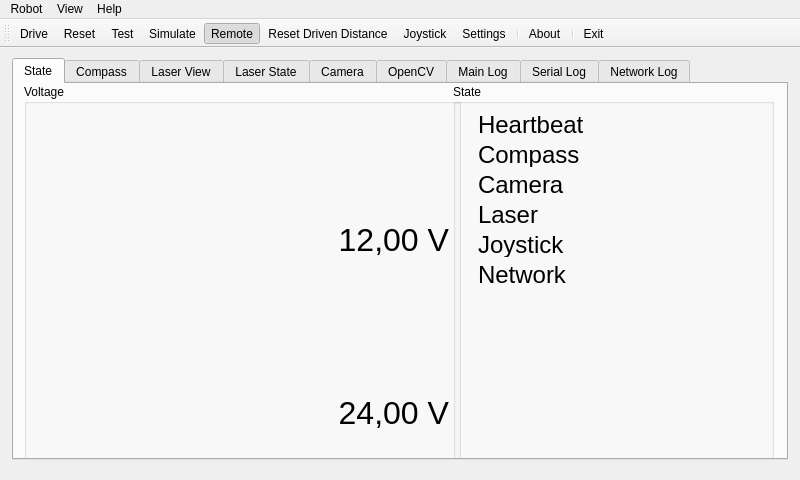
markusk/direcs, file direcs/src/direcsSmall.ui: the form before one commit.
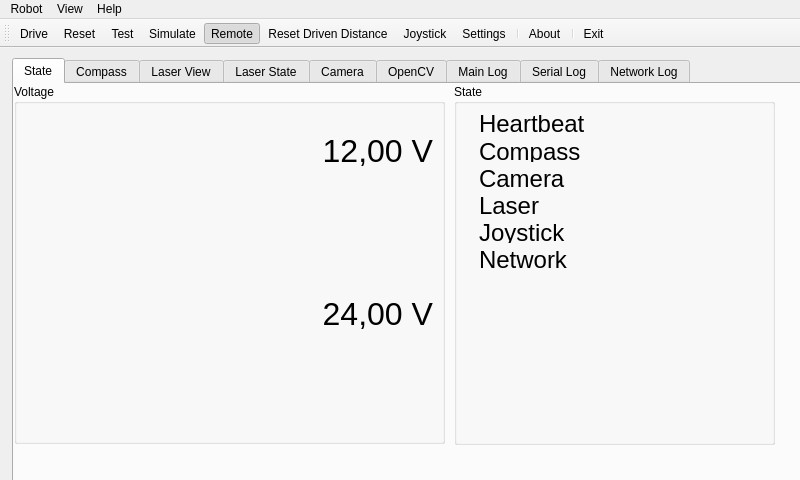
The form after the commit. Icons and pictures are not drawn. Custom widgets are drawn as their Qt base class.

Commit message: Resized the voltage labels and overall layout sizes in the small GUI, fixed a text bug there, too.

The edit to the form file:
```diff
--- a/direcs/src/direcsSmall.ui
+++ b/direcs/src/direcsSmall.ui
@@ -37,8 +37,8 @@
      <rect>
       <x>12</x>
       <y>10</y>
-      <width>776</width>
-      <height>402</height>
+      <width>798</width>
+      <height>440</height>
      </rect>
     </property>
     <property name="sizePolicy">
@@ -57,17 +57,25 @@
      <widget class="QGroupBox" name="groupBoxVoltage">
       <property name="geometry">
        <rect>
-        <x>10</x>
+        <x>0</x>
         <y>0</y>
-        <width>437</width>
-        <height>381</height>
+        <width>431</width>
+        <height>360</height>
        </rect>
       </property>
+      <property name="maximumSize">
+       <size>
+        <width>16777215</width>
+        <height>360</height>
+       </size>
+      </property>
       <property name="title">
        <string>Voltage</string>
       </property>
-      <layout class="QGridLayout" name="gridLayout_5">
-       <item row="0" column="0" rowspan="2">
+      <layout class="QGridLayout" name="gridLayout_2">
+       <item row="0" column="0">
+        <layout class="QHBoxLayout" name="horizontalLayout_2">
+         <item>
         <widget class="QWidget" name="widgetVoltage1" native="true">
          <property name="sizePolicy">
           <sizepolicy hsizetype="Minimum" vsizetype="Minimum">
@@ -83,7 +91,22 @@
          </property>
         </widget>
        </item>
-       <item row="0" column="1">
+         <item>
+          <spacer name="horizontalSpacer_7">
+           <property name="orientation">
+            <enum>Qt::Horizontal</enum>
+           </property>
+           <property name="sizeHint" stdset="0">
+            <size>
+             <width>13</width>
+             <height>20</height>
+            </size>
+           </property>
+          </spacer>
+         </item>
+         <item>
+          <layout class="QVBoxLayout" name="verticalLayout_2">
+           <item>
         <widget class="QLabel" name="lblBattery1">
          <property name="text">
           <string/>
@@ -96,7 +119,7 @@
          </property>
         </widget>
        </item>
-       <item row="1" column="1">
+           <item>
         <widget class="QLabel" name="lblVoltage1">
          <property name="font">
           <font>
@@ -119,7 +142,26 @@
          </property>
         </widget>
        </item>
-       <item row="2" column="0" rowspan="2">
+           <item>
+            <spacer name="verticalSpacer">
+             <property name="orientation">
+              <enum>Qt::Vertical</enum>
+             </property>
+             <property name="sizeHint" stdset="0">
+              <size>
+               <width>20</width>
+               <height>40</height>
+              </size>
+             </property>
+            </spacer>
+           </item>
+          </layout>
+         </item>
+        </layout>
+       </item>
+       <item row="2" column="0">
+        <layout class="QHBoxLayout" name="horizontalLayout_5">
+         <item>
         <widget class="QWidget" name="widgetVoltage2" native="true">
          <property name="sizePolicy">
           <sizepolicy hsizetype="Minimum" vsizetype="Minimum">
@@ -135,7 +177,22 @@
          </property>
         </widget>
        </item>
-       <item row="2" column="1">
+         <item>
+          <spacer name="horizontalSpacer_8">
+           <property name="orientation">
+            <enum>Qt::Horizontal</enum>
+           </property>
+           <property name="sizeHint" stdset="0">
+            <size>
+             <width>13</width>
+             <height>20</height>
+            </size>
+           </property>
+          </spacer>
+         </item>
+         <item>
+          <layout class="QVBoxLayout" name="verticalLayout_4">
+           <item>
         <widget class="QLabel" name="lblBattery2">
          <property name="text">
           <string/>
@@ -148,7 +205,7 @@
          </property>
         </widget>
        </item>
-       <item row="3" column="1">
+           <item>
         <widget class="QLabel" name="lblVoltage2">
          <property name="font">
           <font>
@@ -171,15 +228,45 @@
          </property>
         </widget>
        </item>
+           <item>
+            <spacer name="verticalSpacer_3">
+             <property name="orientation">
+              <enum>Qt::Vertical</enum>
+             </property>
+             <property name="sizeHint" stdset="0">
+              <size>
+               <width>20</width>
+               <height>40</height>
+              </size>
+             </property>
+            </spacer>
+           </item>
+          </layout>
+         </item>
+        </layout>
+       </item>
+       <item row="1" column="0">
+        <spacer name="verticalSpacer_4">
+         <property name="orientation">
+          <enum>Qt::Vertical</enum>
+         </property>
+         <property name="sizeHint" stdset="0">
+          <size>
+           <width>20</width>
+           <height>40</height>
+          </size>
+         </property>
+        </spacer>
+       </item>
       </layout>
      </widget>
      <widget class="QGroupBox" name="groupBoxState">
       <property name="geometry">
        <rect>
-        <x>439</x>
+        <x>440</x>
         <y>0</y>
         <width>321</width>
-        <height>381</height>
+        <height>361</height>
        </rect>
       </property>
       <property name="title">
```
Left out of the diff: 30 changed lines with no effect on the pictures. Lines whose indentation alone changed are shown as unchanged. The commit also changes 1 other file.
